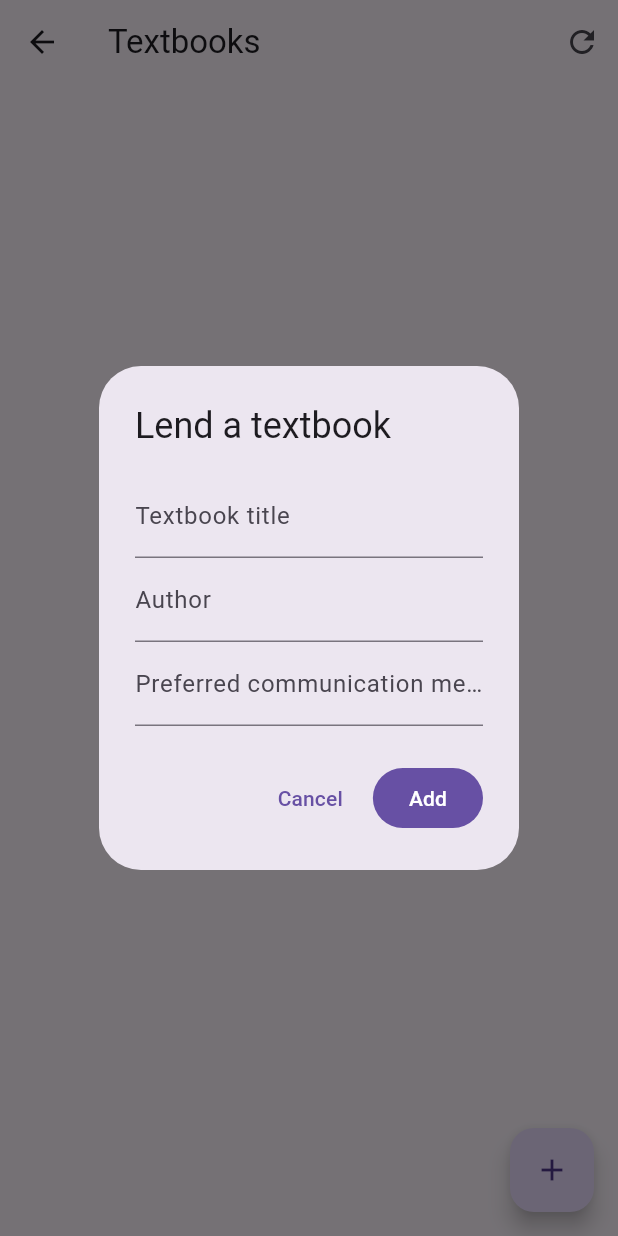
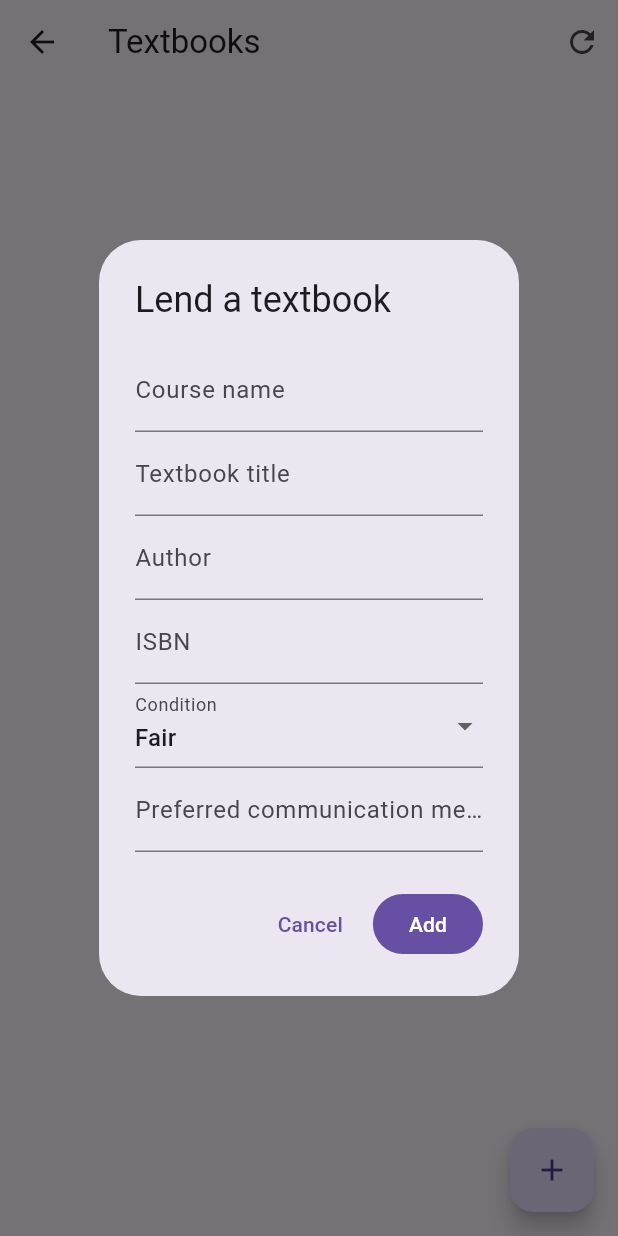
Before and after one commit to EZMKub/HMDmain, a Flutter app: the TextbookListPage screen opened directly, after a tap on the "add" icon, on a phone screen of 412 x 824 dp. Run offline on Flutter 3.47's test engine with Material 3 defaults, Android fonts, the phone set to English and light mode, and no system bars; our stand-ins replace supabase_flutter; accounts and stored records are empty.

Commit message:
Where are the changes being committed: The changes being commited are in lib/main.dart What changes have you made: I have updated the forms to include other params like condition and isbn. I have also implemented a dropdown menu for condition.  What do you plan to work on now: This commit breaks a few things elsewhere, so I will fix those next.

```diff
--- a/handmedown/lib/main.dart
+++ b/handmedown/lib/main.dart
@@ -56,7 +56,7 @@ class _TextbookListPageState extends State<TextbookListPage> {
   Future<List<Map<String, dynamic>>> _loadTextbooks() async {
     final rows = await Supabase.instance.client
         .from('textbooks')
-        .select('id, title, author, created_at')
+        .select('id, title, author, isbn, condition, created_at')
         .order('created_at', ascending: false);
     return List<Map<String, dynamic>>.from(rows);
   }
@@ -122,7 +122,7 @@ class _TextbookListPageState extends State<TextbookListPage> {
     );
   }
 
-  // Shows the add-listing form, validates it, then inserts the textbook.
+  // Shows the add-listing form, validates it, then inserts the textbook if valid.
   Future<void> _addTextbook() async {
     final formKey = GlobalKey<FormState>();
     final textbook = <String, String>{};
@@ -135,17 +135,59 @@ class _TextbookListPageState extends State<TextbookListPage> {
           child: Column(
             mainAxisSize: MainAxisSize.min,
             children: [
-              _requiredField(
+              // Update to be drop down
+              _textField(
+                label: 'Course name',
+                error: 'Enter a name',
+                onSaved: (value) => textbook['course'] = value,
+              ),
+              _textField(
                 label: 'Textbook title',
                 error: 'Enter a title',
                 onSaved: (value) => textbook['title'] = value,
               ),
-              _requiredField(
+              _textField(
                 label: 'Author',
                 error: 'Enter an author',
                 onSaved: (value) => textbook['author'] = value,
               ),
-              _requiredField(
+              _textField(
+                label: 'ISBN',
+                error: 'Enter ISBN',
+                isRequired: false,
+                onSaved: (value) => textbook['isbn'] = value,
+              ),
+              // Update to be drop down
+              DropdownButtonFormField<String>
+              (
+                initialValue: 'Fair',
+                decoration: const InputDecoration(labelText: 'Condition'),
+                items: <DropdownMenuItem<String>>
+                [
+                  // Initializes the value of the dropdown, assigned text as a child of the value
+                  DropdownMenuItem(value: 'New', child: Text('New')),
+                  DropdownMenuItem(value: 'Good', child: Text('Good')),
+                  DropdownMenuItem(value: 'Fair', child: Text('Fair')),
+                  DropdownMenuItem(value: 'Damaged', child: Text('Damaged')),
+                ],
+                onChanged: (value)
+                {
+                  if (value != null)
+                  {
+                    textbook['condition'] = value;
+                  }
+                },
+
+                onSaved: (value)
+                {
+                  if (value != null)
+                  {
+                    textbook['condition'] = value;
+                  }
+                },
+              ),
+              _textField
+              (
                 label: 'Preferred communication method',
                 error: 'Enter a contact method',
                 onSaved: (value) => textbook['communication_method'] = value,
@@ -175,7 +217,7 @@ class _TextbookListPageState extends State<TextbookListPage> {
       await Supabase.instance.client.from('textbooks').insert({
         ...textbook,
         // Keep compatibility with the original schema's required condition.
-        'condition': 'Good',
+        //'condition': 'Fair',
       });
       if (!mounted) return;
       ScaffoldMessenger.of(context)
@@ -189,17 +231,29 @@ class _TextbookListPageState extends State<TextbookListPage> {
     }
   }
 
-  // Required text input used in the add form.
-  Widget _requiredField({
+  // Text input used in the add form, change whether or not it's optional by using isRequired.
+  Widget _textField({
     required String label,
     required String error,
     required ValueChanged<String> onSaved,
+    bool isRequired = true,
   }) {
     return TextFormField(
       decoration: InputDecoration(labelText: label),
-      validator: (value) =>
-          value == null || value.trim().isEmpty ? error : null,
-      onSaved: (value) => onSaved(value!.trim()),
+      // Set false with optional fields
+      validator: isRequired
+          ? (value) => value == null || value.trim().isEmpty
+              ? 'Enter $label'
+              : null
+          : null,
+      onSaved: (value)
+      {
+        final text = value?.trim() ?? '';
+        if (text.isNotEmpty)
+        {
+          onSaved(text);
+        }
+      }
     );
   }
 
@@ -324,7 +378,7 @@ class _TextbookListPageState extends State<TextbookListPage> {
                                   ),
                                   const SizedBox(height: 8),
                                   Text(
-                                    '${textbook['author']} · '
+                                    '${textbook['author']} · ${textbook['condition']} · '
                                     '${listedAt == null ? 'Textbook listing' : listedAt.toLocal().toString().split(' ').first}',
                                     style: Theme.of(context)
                                         .textTheme
```
